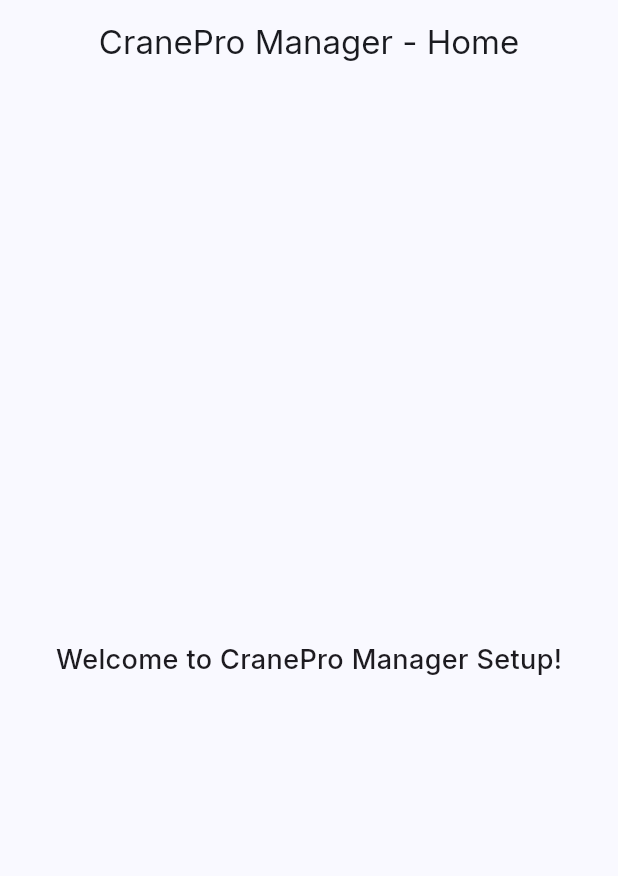
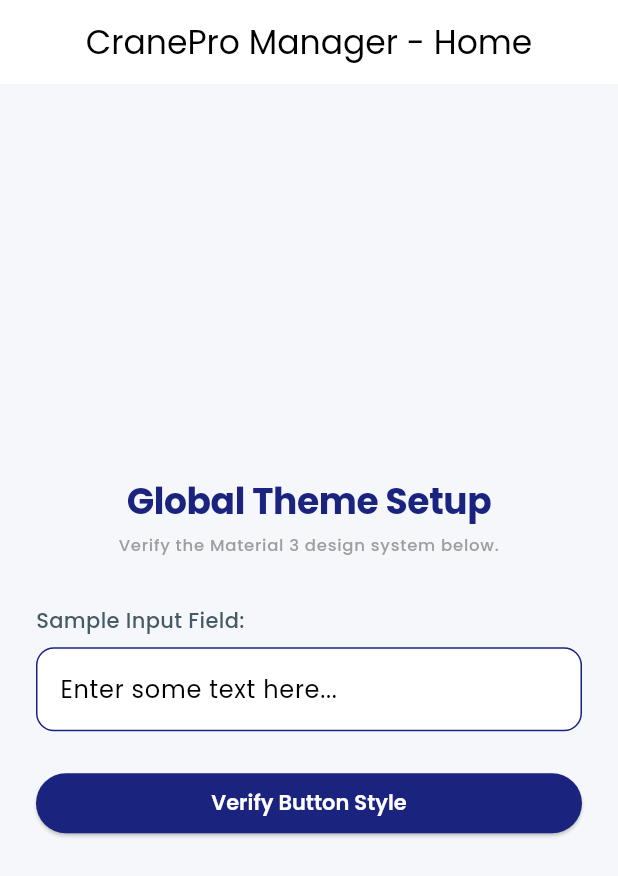
Before and after one commit to IAftabRehman/CranePro-Manager, a Flutter app: the screen it shows after launch, on a phone screen of 412 x 824 dp. Shown: the top 876 px of the screen. Run offline on Flutter 3.47's test engine with Material 3 defaults, Android fonts, the phone set to English and light mode, and no system bars; our stand-ins replace flutter_riverpod, google_fonts.

Commit message:
feat: Initialize project with global Material 3 theme, a basic home screen, and a widget test.

```diff
--- /dev/null
+++ b/lib/core/themes/app_theme.dart
@@ -0,0 +1,67 @@
+import 'package:flutter/material.dart';
+import 'package:google_fonts/google_fonts.dart';
+
+class AppTheme {
+  // Colors
+  static const Color primaryColor = Color(0xFF1A237E); // Deep Navy Blue
+  static const Color secondaryColor = Color(0xFFFFB300); // Amber/Construction Yellow
+  static const Color tertiaryColor = Color(0xFF455A64); // Steel Grey
+  static const Color backgroundColor = Color(0xFFF5F7FA); // Light Neutral Grey
+  static const Color surfaceColor = Color(0xFFFFFFFF); // Pure White
+
+  static ThemeData get lightTheme {
+    return ThemeData(
+      useMaterial3: true,
+      colorScheme: const ColorScheme.light(
+        primary: primaryColor,
+        secondary: secondaryColor,
+        tertiary: tertiaryColor,
+        surface: surfaceColor,
+      ),
+      scaffoldBackgroundColor: backgroundColor,
+      // Typography
+      textTheme: GoogleFonts.poppinsTextTheme().copyWith(
+        displayLarge: GoogleFonts.poppins(
+          fontWeight: FontWeight.bold,
+          color: primaryColor,
+          fontSize: 24,
+        ),
+        bodyMedium: GoogleFonts.poppins(
+          fontWeight: FontWeight.w500,
+          color: tertiaryColor,
+          fontSize: 14,
+        ),
+        labelSmall: GoogleFonts.poppins(
+          color: Colors.grey, // Light grey for subtitles
+        ),
+      ),
+      // Component Themes
+      inputDecorationTheme: InputDecorationTheme(
+        filled: true,
+        fillColor: surfaceColor,
+        border: OutlineInputBorder(
+          borderRadius: BorderRadius.circular(12),
+          borderSide: const BorderSide(color: primaryColor),
+        ),
+        enabledBorder: OutlineInputBorder(
+          borderRadius: BorderRadius.circular(12),
+          borderSide: const BorderSide(color: primaryColor),
+        ),
+        focusedBorder: OutlineInputBorder(
+          borderRadius: BorderRadius.circular(12),
+          borderSide: const BorderSide(color: secondaryColor, width: 2),
+        ),
+      ),
+      elevatedButtonTheme: ElevatedButtonThemeData(
+        style: ElevatedButton.styleFrom(
+          backgroundColor: primaryColor,
+          foregroundColor: surfaceColor,
+          shape: const StadiumBorder(),
+          textStyle: GoogleFonts.poppins(
+            fontWeight: FontWeight.w600,
+          ),
+        ),
+      ),
+    );
+  }
+}
--- a/lib/features/dashboard/presentation/pages/home_screen.dart
+++ b/lib/features/dashboard/presentation/pages/home_screen.dart
@@ -10,10 +10,40 @@ class HomeScreen extends StatelessWidget {
         title: const Text('CranePro Manager - Home'),
         centerTitle: true,
       ),
-      body: const Center(
-        child: Text(
-          'Welcome to CranePro Manager Setup!',
-          style: TextStyle(fontSize: 18, fontWeight: FontWeight.w500),
+      body: Padding(
+        padding: const EdgeInsets.all(24.0),
+        child: Column(
+          mainAxisAlignment: MainAxisAlignment.center,
+          crossAxisAlignment: CrossAxisAlignment.stretch,
+          children: [
+            Text(
+              'Global Theme Setup',
+              style: Theme.of(context).textTheme.displayLarge,
+              textAlign: TextAlign.center,
+            ),
+            const SizedBox(height: 8),
+            Text(
+              'Verify the Material 3 design system below.',
+              style: Theme.of(context).textTheme.labelSmall,
+              textAlign: TextAlign.center,
+            ),
+            const SizedBox(height: 32),
+            Text(
+              'Sample Input Field:',
+              style: Theme.of(context).textTheme.bodyMedium,
+            ),
+            const SizedBox(height: 8),
+            TextFormField(
+              decoration: const InputDecoration(
+                hintText: 'Enter some text here...',
+              ),
+            ),
+            const SizedBox(height: 24),
+            ElevatedButton(
+              onPressed: () {},
+              child: const Text('Verify Button Style'),
+            ),
+          ],
         ),
       ),
     );
--- a/lib/main.dart
+++ b/lib/main.dart
@@ -1,6 +1,7 @@
 import 'package:flutter/material.dart';
 import 'package:flutter_riverpod/flutter_riverpod.dart';
-import 'package:google_fonts/google_fonts.dart';
+
+import 'core/themes/app_theme.dart';
 import 'features/dashboard/presentation/pages/home_screen.dart';
 
 void main() {
@@ -18,13 +19,8 @@ class CraneProManagerApp extends StatelessWidget {
   Widget build(BuildContext context) {
     return MaterialApp(
       title: 'CranePro Manager',
-      theme: ThemeData(
-        colorScheme: ColorScheme.fromSeed(seedColor: Colors.blueAccent),
-        useMaterial3: true,
-        textTheme: GoogleFonts.interTextTheme(
-          Theme.of(context).textTheme,
-        ),
-      ),
+      themeMode: ThemeMode.light,
+      theme: AppTheme.lightTheme,
       home: const HomeScreen(),
       debugShowCheckedModeBanner: false,
     );
```
Also changed, not shown: 1 other file.
